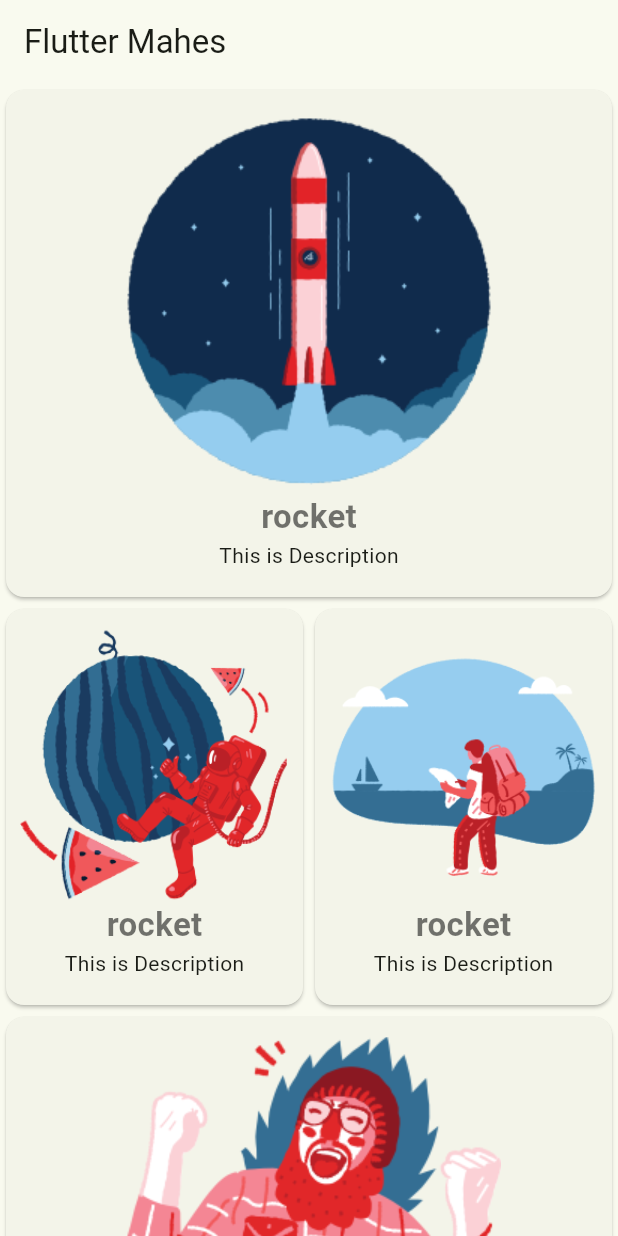
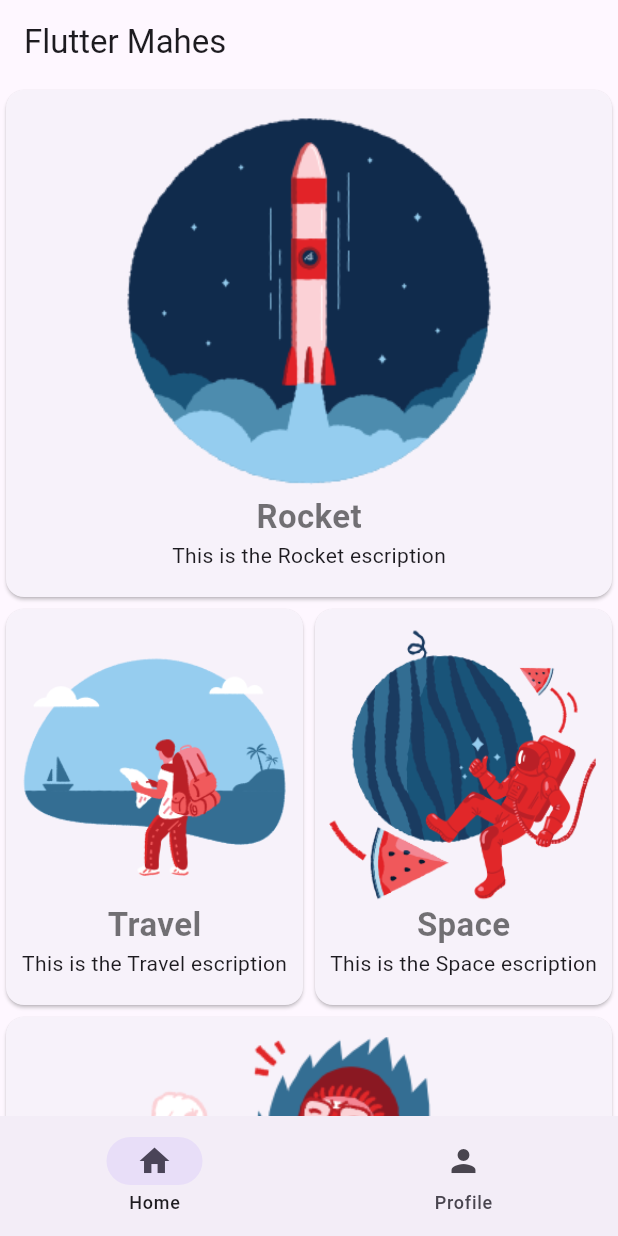
Before and after one commit to Maheswaran-V/Flutterapps, a Flutter app: the screen it shows after launch, on a phone screen of 412 x 824 dp. Run offline on Flutter 3.47's test engine with Material 2 defaults, Android fonts, the phone set to English and light mode, and no system bars.

Commit message:
App Completed

```diff
--- a/lib/core/constants.dart
+++ b/lib/core/constants.dart
@@ -2,3 +2,13 @@ const double kdouble5 = 5.0;
 const double kdouble10 = 10.0;
 const double kdouble20 = 20.0;
 const double kdouble40 = 40.0;
+
+const String paratravel = '''Travel is a profoundly enriching and transformative human experience that transcends the boundaries of geography and culture. It encompasses a vast spectrum of journeys, each offering a unique opportunity for exploration, adventure, and personal growth. Whether it's embarking on an epic cross-country road trip, discovering hidden gems in a foreign city, or simply meandering through serene natural landscapes, travel opens the door to a world of possibilities.
+
+One of the most captivating aspects of travel is its power to broaden horizons and foster a deep sense of cultural appreciation. As travelers immerse themselves in new environments, they encounter diverse traditions, cuisines, languages, and perspectives. These encounters not only educate but also inspire a broader worldview, promoting tolerance and understanding.
+
+Travel is not merely about the physical act of moving from one place to another; it is a journey of self-discovery. It challenges comfort zones, encourages adaptability, and builds resilience. Travelers often find themselves facing the unknown, whether navigating unfamiliar streets, trying exotic dishes, or conversing with strangers from different backgrounds. In these moments of discomfort, they unearth hidden strengths and develop a sense of self-assuredness.
+
+Moreover, travel creates lasting memories that etch themselves into the fabric of one's life story. The laughter shared with new friends, the breathtaking vistas witnessed, and the encounters with local cultures become cherished anecdotes. These memories are not only a source of joy but also a wellspring of inspiration, encouraging individuals to keep exploring, discovering, and connecting with the world around them.
+
+In essence, travel is a profound teacher, a bridge builder between cultures, and a source of immeasurable joy and personal growth. It beckons us to step beyond our familiar boundaries and embark on journeys of both external and internal discovery.''';
--- /dev/null
+++ b/lib/core/notifiers.dart
@@ -0,0 +1,3 @@
+import 'package:flutter/material.dart';
+
+ValueNotifier <bool> isDarkModeNotifier = ValueNotifier(false);
--- a/lib/main.dart
+++ b/lib/main.dart
@@ -1,22 +1,31 @@
 import 'package:flutter/material.dart';
-import 'pages/home_page.dart';
+import 'package:newflutter/core/notifiers.dart';
+import 'widget_tree.dart';
 
 void main() {
   runApp(const MyApp());
 }
 
 class MyApp extends StatelessWidget {
-  const MyApp({super.key});
+  const MyApp({Key? key});
 
   @override
   Widget build(BuildContext context) {
+    return ValueListenableBuilder(
+      valueListenable: isDarkModeNotifier,
+      builder: (context, isDark, child) {
+        // You need to return the MaterialApp widget here
         return MaterialApp(
           debugShowCheckedModeBanner: false,
           title: 'Flutter Demo',
           theme: ThemeData(
-          colorScheme: ColorScheme.fromSeed(seedColor: Colors.lightGreen),
+            brightness: isDark ? Brightness.dark : Brightness.light,
+            primarySwatch: Colors.blue,
             useMaterial3: true,
           ),
-        home: HomePage());
+          home: const WidgetTree(),
+        );
+      },
+    );
   }
 }
--- a/lib/pages/home_page.dart
+++ b/lib/pages/home_page.dart
@@ -14,28 +14,37 @@ class HomePage extends StatelessWidget {
         body: const SingleChildScrollView(
           child: Column(
             children: [
-               CardWidget(
-                box: ItemClass(title: 'rocket', imagepath: 'images/rocket.png')
+              CardWidget(
+                box: ItemClass(
+                  title: 'Rocket',
+                  imagepath: 'images/rocket.png',
                 ),
+              ),
               Row(
                 children: [
                   Expanded(
                     child: CardWidget(
                       box: ItemClass(
-                        title: "rocket", imagepath: "images/space.png")
+                        title: "Travel",
+                        imagepath: "images/travel.png",
+                      ),
                     ),
                   ),
                   Expanded(
                     child: CardWidget(
                       box: ItemClass(
-                        title: "rocket", imagepath: "images/travel.png")
+                        title: "Space",
+                        imagepath: "images/space.png",
+                      ),
                     ),
                   )
                 ],
               ),
               CardWidget(
                 box: ItemClass(
-                  title: "rocket", imagepath: "images/yeah.png")
+                  title: "Yeah",
+                  imagepath: "images/yeah.png",
+                ),
               ),
             ],
           ),
--- /dev/null
+++ b/lib/widget_tree.dart
@@ -0,0 +1,43 @@
+import 'package:flutter/material.dart';
+import 'package:newflutter/pages/home_page.dart';
+import 'package:newflutter/pages/profile_page.dart';
+
+class WidgetTree extends StatefulWidget {
+  const WidgetTree({super.key});
+
+  @override
+  State<WidgetTree> createState() => _WidgetTreeState();
+}
+
+class _WidgetTreeState extends State<WidgetTree> {
+  int currentPage = 0;
+  List<Widget> pages = const [
+    HomePage(),
+    ProfilePage(),
+  ];
+  @override
+  Widget build(BuildContext context) {
+    return Scaffold(
+      body: pages.elementAt(currentPage),
+      bottomNavigationBar: NavigationBar(
+        destinations: const [
+          NavigationDestination(
+            icon: Icon(Icons.home),
+            label: "Home",
+          ),
+          NavigationDestination(
+            icon: Icon(Icons.person),
+            label: "Profile",
+          )
+        ],
+        selectedIndex: currentPage,
+        onDestinationSelected: (int value) {
+          setState(() {
+            currentPage = value;
+          });
+        },
+      ),
+    );
+    ;
+  }
+}
--- a/lib/widgets/card_widget.dart
+++ b/lib/widgets/card_widget.dart
@@ -1,6 +1,7 @@
 import 'package:flutter/material.dart';
 import 'package:newflutter/class/item_class.dart';
 import 'package:newflutter/core/constants.dart';
+import 'package:newflutter/pages/description_page.dart';
 
 class CardWidget extends StatelessWidget {
   const CardWidget({
@@ -11,7 +12,20 @@ class CardWidget extends StatelessWidget {
 
   @override
   Widget build(BuildContext context) {
-    return Card(
+    return GestureDetector(
+      onTap: () {
+        Navigator.push(
+          context,
+          MaterialPageRoute(
+            builder: (context) {
+              return DescriptionPage(
+                box: box,
+              );
+            },
+          ),
+        );
+      },
+      child: Card(
         child: Container(
           padding: const EdgeInsets.all(8.0),
           width: double.infinity,
@@ -28,13 +42,14 @@ class CardWidget extends StatelessWidget {
                     fontWeight: FontWeight.bold,
                     color: Colors.black54),
               ),
-            const Text("This is Description"),
+              Text("This is the ${box.title} escription"),
               const SizedBox(
                 height: 10,
               ),
             ],
           ),
         ),
+      ),
     );
   }
 }
```
Also changed, not shown: lib/pages/description_page.dart (added, +110 -0 lines), lib/pages/profile_page.dart (added, +42 -0 lines). Lines whose indentation alone changed are shown as unchanged.
